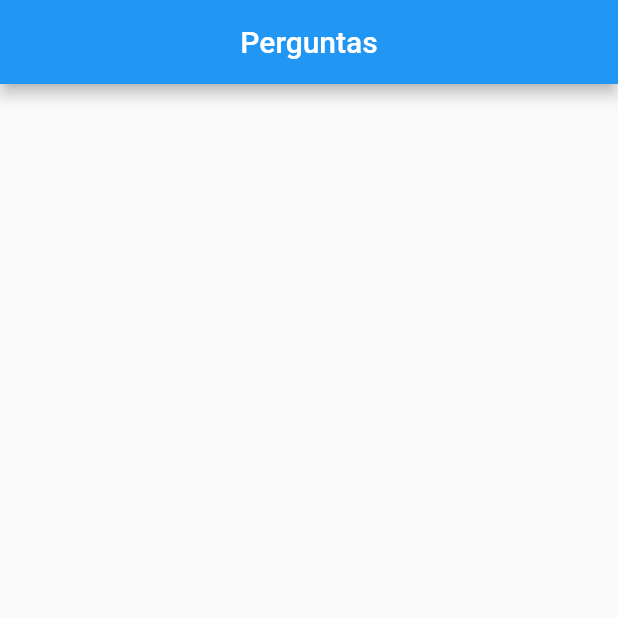
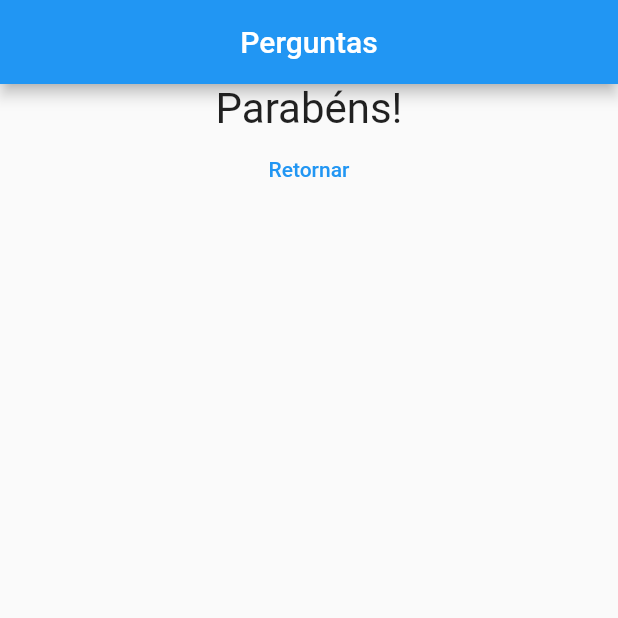
Before and after one commit to absjuniordev/projeto_perguntas, a Flutter app: the screen it shows after launch, after a tap on "Preto", after a tap on "Cobra", after a tap on "Leo", on a phone screen of 412 x 824 dp, the top half of it. Run offline on Flutter 3.47's test engine with Material 2 defaults, Android fonts, the phone set to English and light mode, and no system bars.

Commit message:
Widget Resultado + botao retornar

```diff
--- a/lib/main.dart
+++ b/lib/main.dart
@@ -1,6 +1,7 @@
 import 'package:flutter/material.dart';
 import './questao.dart';
 import './resposta.dart';
+import 'resultado.dart';
 
 void main() => runApp(const PerguntaApp());
 
@@ -53,7 +54,7 @@ class _PerguntaAppState extends State<PerguntaApp> {
                       .toList(), //spread
                 ],
               )
-            : null,
+            : const Resultado(),
       ),
     );
   }
--- /dev/null
+++ b/lib/resultado.dart
@@ -0,0 +1,20 @@
+import 'package:flutter/material.dart';
+
+class Resultado extends StatelessWidget {
+  const Resultado({super.key});
+
+  @override
+  Widget build(BuildContext context) {
+    return Column(
+      children: [
+        const Center(
+          child: Text(
+            "Parabéns!",
+            style: TextStyle(fontSize: 28),
+          ),
+        ),
+        TextButton(onPressed: (() {}), child: Text("Retornar")),
+      ],
+    );
+  }
+}
```
